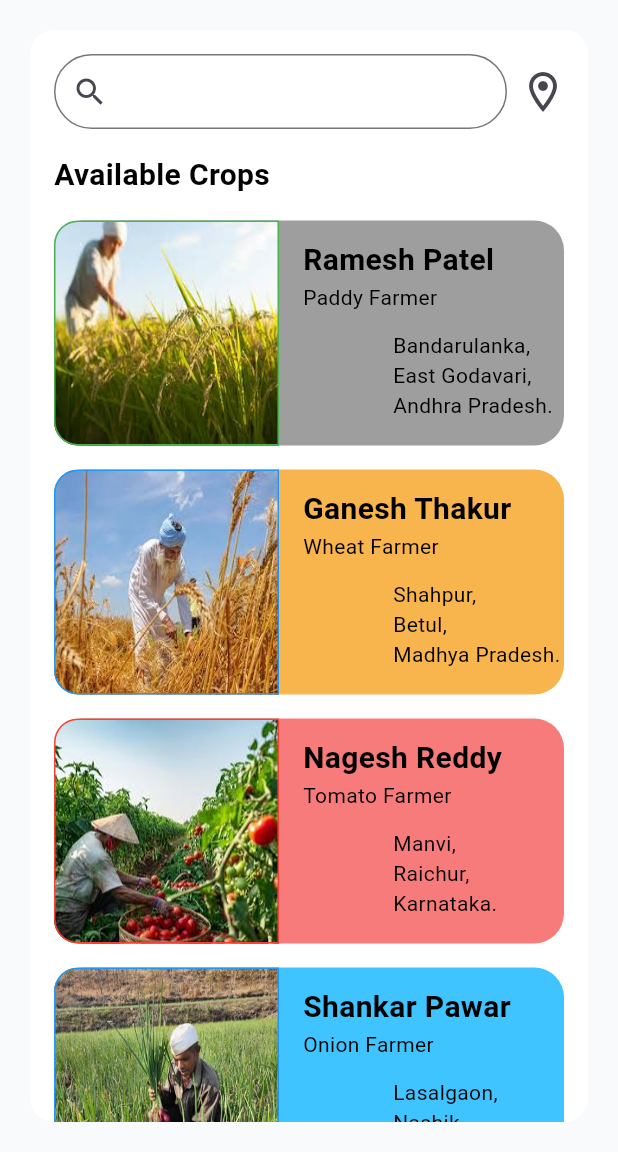
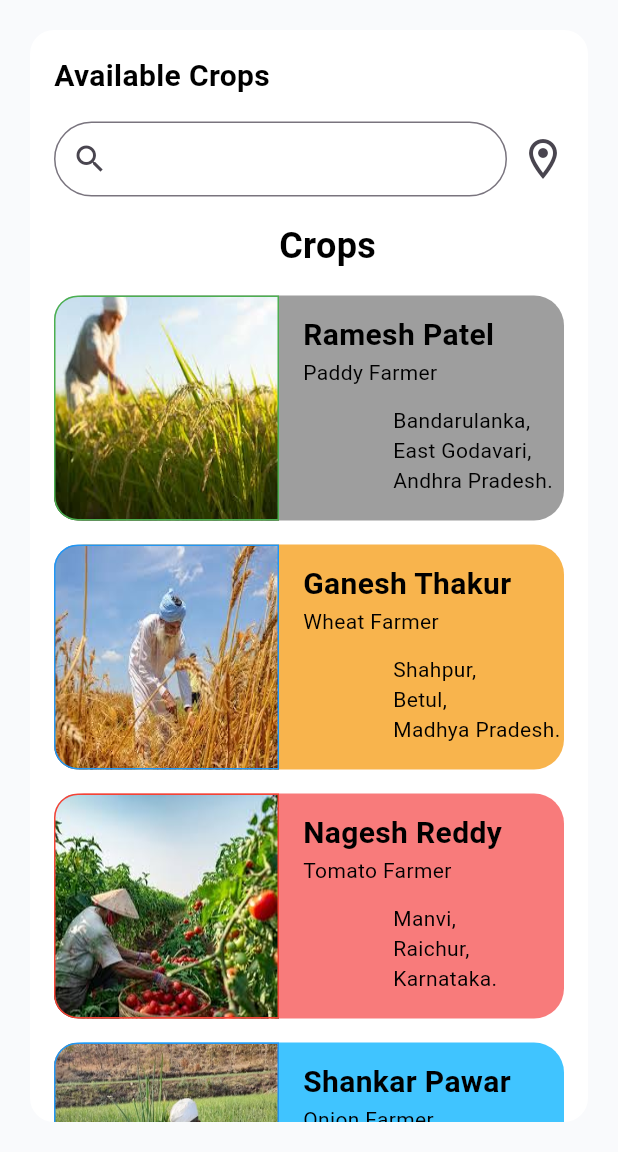
Before and after one commit to durgaprasad-4426/Flutter-projects, a Flutter app: the screen it shows after launch, on a phone screen of 412 x 824 dp, the part 84-1236 px from its top. Run offline on Flutter 3.47's test engine with Material 3 defaults, Android fonts, the phone set to English and light mode, and no system bars; our stand-ins replace device_preview.

Commit message:
changes in available crops

```diff
--- a/lib/available_crps.dart
+++ b/lib/available_crps.dart
@@ -71,6 +71,14 @@
                 spacing: 16,
                 crossAxisAlignment: CrossAxisAlignment.start,
                 children: [
+                  Text(
+                    "Available Crops",
+                    style: TextStyle(
+                      color: Colors.black,
+                      fontSize: 20,
+                      fontWeight: FontWeight.bold,
+                    ),
+                  ),
                   Row(
                     children: [
                       SizedBox(
@@ -101,12 +109,15 @@
                       ),
                     ],
                   ),
-                  Text(
-                    "Available Crops",
-                    style: TextStyle(
-                      color: Colors.black,
-                      fontSize: 20,
-                      fontWeight: FontWeight.bold,
+                  Padding(
+                    padding: const EdgeInsets.only(left: 150),
+                    child: Text(
+                      'Crops',
+                      style: TextStyle(
+                        color: Colors.black,
+                        fontSize: 24,
+                        fontWeight: FontWeight.bold,
+                      ),
                     ),
                   ),
                   CropsCntr(
```
